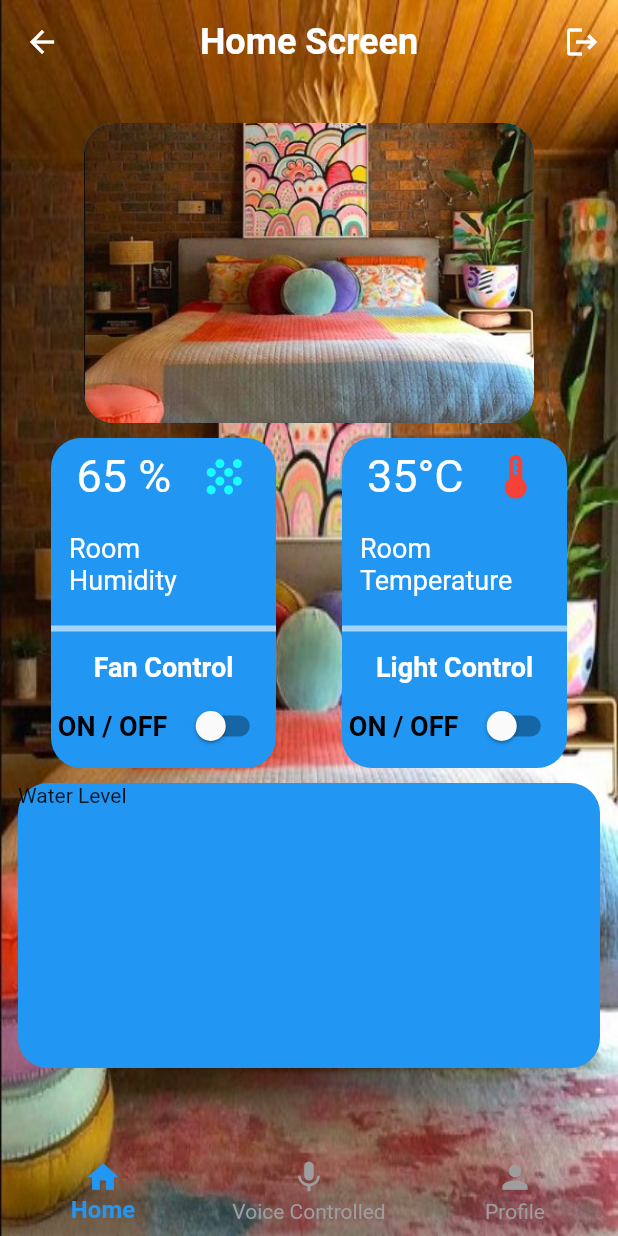
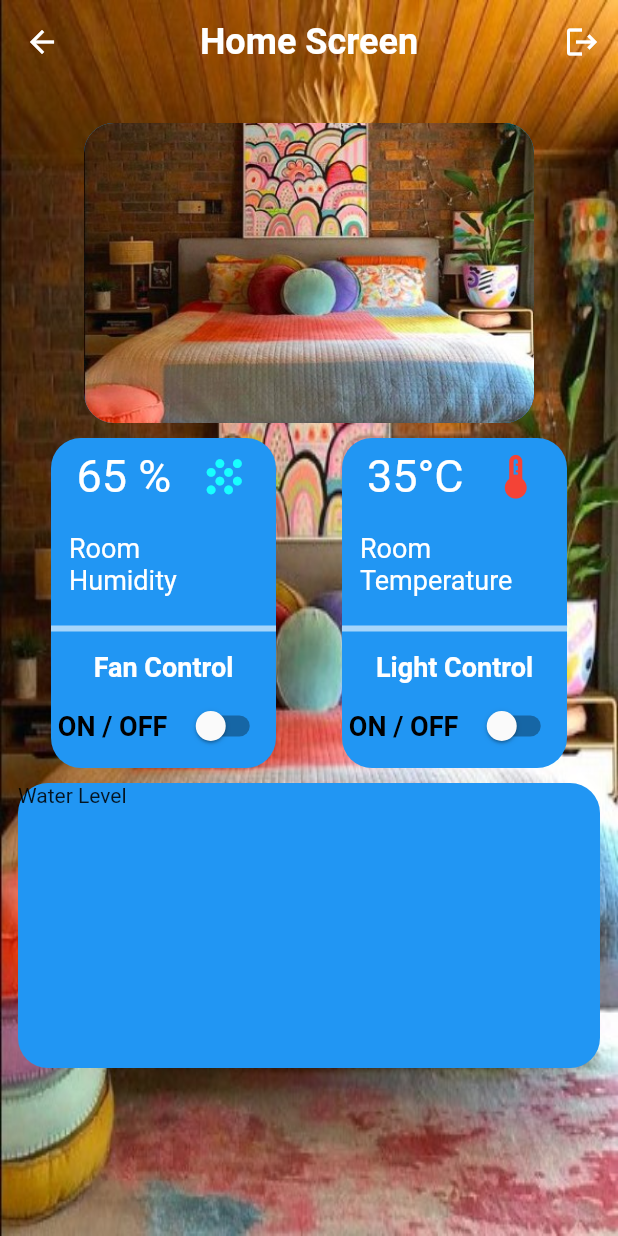
Before and after one commit to Alexander-mr-tech/Home_Automation_Voice_Control, a Flutter app: the HomeScreen screen opened directly, on a phone screen of 412 x 824 dp. Run offline on Flutter 3.47's test engine with Material 2 defaults, Android fonts, the phone set to English and light mode, and no system bars; our stand-ins replace avatar_glow, speech_to_text.

Commit message:
new changes

```diff
--- a/lib/Home_Screen.dart
+++ b/lib/HomeScreen.dart
@@ -1,4 +1,5 @@
 import 'package:flutter/material.dart';
+import 'package:home_automation_using_voice_commands/Voice_Controlled.dart';
 import 'package:home_automation_using_voice_commands/background_image.dart';
 
 class HomeScreen extends StatefulWidget {
@@ -12,13 +13,6 @@ class _HomeScreenState extends State<HomeScreen> {
   bool button1 = false;
   bool button2 = false;
   bool button3 = false;
-
-  int _selectedIndex = 0;
-  void _onItemTapped(int index) {
-    setState(() {
-      _selectedIndex = index;
-    });
-  }
 
   @override
   Widget build(BuildContext context) {
@@ -236,38 +230,6 @@ class _HomeScreenState extends State<HomeScreen> {
             ],
           ),
         ),
-        bottomNavigationBar: BottomNavigationBar(
-          selectedLabelStyle: const TextStyle(fontSize: 16,fontWeight: FontWeight.bold,),
-          unselectedLabelStyle: const TextStyle(fontSize: 14),
-          selectedItemColor: Colors.blue,
-          unselectedItemColor: Colors.grey,
-          backgroundColor: Colors.transparent,
-          currentIndex: _selectedIndex,
-          onTap: _onItemTapped,
-          items: const <BottomNavigationBarItem>[
-            BottomNavigationBarItem(
-              icon: Icon(
-                Icons.home,
-                size: 25,
-              ),
-              label: 'Home',
-            ),
-            BottomNavigationBarItem(
-              icon: Icon(
-                Icons.mic,
-                size: 25,
-              ),
-              label: 'Voice Controlled',
-            ),
-            BottomNavigationBarItem(
-              icon: Icon(
-                Icons.person,
-                size: 25,
-              ),
-              label: 'Profile',
-            ),
-          ],
-        ),
       ),
     );
   }
```
Also changed, not shown: lib/home.dart (added).
